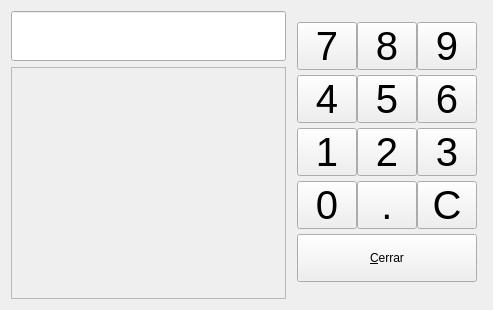
Qt form bulmages/bulmafact/plugins/pluginbf_camarero/trabajadoresbase.ui (eboladev/Bulmages-1) before a commit.
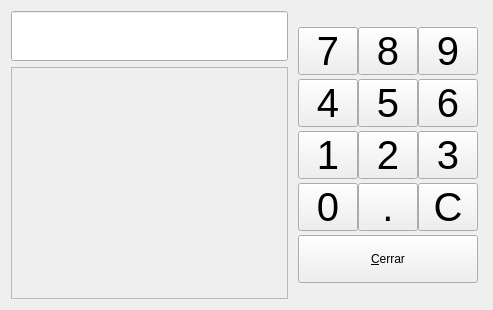
The same form after that commit.

```diff
--- a/bulmages/bulmafact/plugins/pluginbf_camarero/trabajadoresbase.ui
+++ b/bulmages/bulmafact/plugins/pluginbf_camarero/trabajadoresbase.ui
@@ -47,23 +47,14 @@
    </item>
    <item row="0" column="1">
     <layout class="QGridLayout">
-     <property name="leftMargin">
-      <number>5</number>
-     </property>
-     <property name="topMargin">
-      <number>5</number>
-     </property>
-     <property name="rightMargin">
-      <number>5</number>
-     </property>
-     <property name="bottomMargin">
-      <number>10</number>
-     </property>
      <property name="horizontalSpacing">
       <number>0</number>
      </property>
      <property name="verticalSpacing">
-      <number>5</number>
+      <number>4</number>
+     </property>
+     <property name="margin">
+      <number>4</number>
      </property>
      <item row="1" column="0">
       <widget class="QToolButton" name="mui_7">
```
